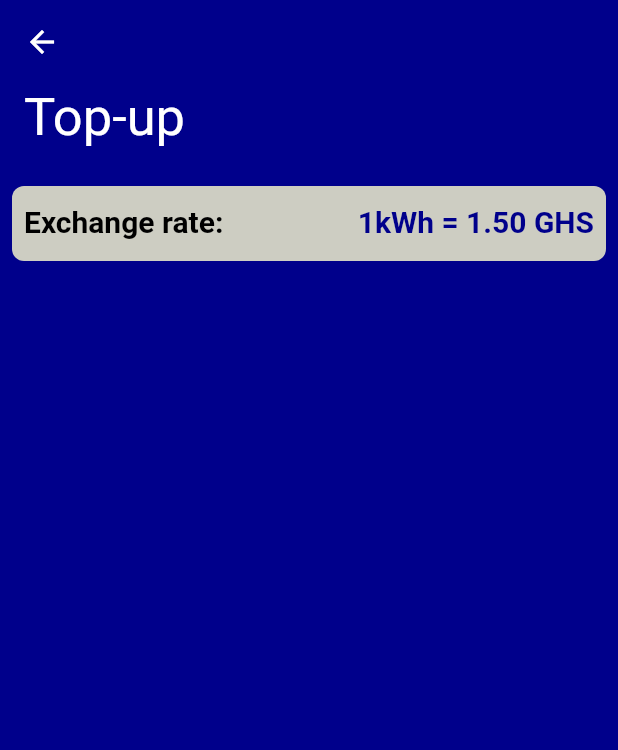
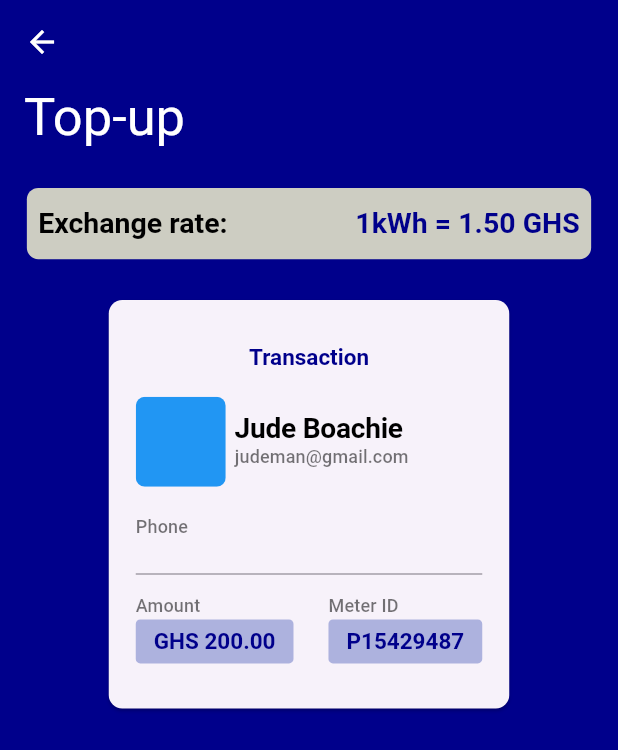
Before and after one commit to Serkhani/energyapp, a Flutter app: the TopUpView screen opened by its route, on a phone screen of 412 x 824 dp. Shown: the top 750 px of the screen. Run offline on Flutter 3.47's test engine with Material 2 defaults, Android fonts, the phone set to English and light mode, and no system bars; our stand-ins replace get; accounts and stored records are empty.

Commit message:
added transaction card

```diff
--- a/lib/app/data/theme.dart
+++ b/lib/app/data/theme.dart
@@ -7,24 +7,29 @@ class AppTheme {
     textTheme: TextTheme(
       titleLarge: const TextStyle(
         color: Colors.white,
-        fontSize: 35.0
+        fontSize: 35.0,
+        overflow: TextOverflow.ellipsis
       ),
 
       titleSmall: const TextStyle(
         fontSize: 14.0,
+        overflow: TextOverflow.ellipsis,
         fontWeight: FontWeight.bold
       ),
 
       displaySmall: TextStyle(
         color: Colors.lightBlue.withOpacity(0.4),
+        overflow: TextOverflow.ellipsis,
         fontSize: 17.0
       ),
       displayMedium: const TextStyle(
         color: Color(0xff00008b),
+        overflow: TextOverflow.ellipsis,
         fontSize: 20.0,
         fontWeight: FontWeight.bold
       ),
       displayLarge: const TextStyle(
+        overflow: TextOverflow.ellipsis,
         color: Colors.white,
         fontSize: 25.0,
       )
--- a/lib/app/data/user.dart
+++ b/lib/app/data/user.dart
@@ -2,6 +2,8 @@ class User {
   final String name;
   final String email;
   final String img;
+  final String meterId;
+  final double accountBal;
   final double energyUsed2day;
   final double energyUsedInMonth;
   final int lastRecharge;
@@ -9,6 +11,8 @@ class User {
       {required this.name,
       required this.img,
       required this.email,
+      required this.meterId,
+      required this.accountBal,
       required this.energyUsed2day,
       required this.energyUsedInMonth,
       required this.lastRecharge});
@@ -19,13 +23,17 @@ class User {
     final name = data['name'] as String;
     final img = data['img'] as String;
     final email = data['email'] as String;
+    final meterId = data['meterId'] as String;
     final energyUsed2day = data['energyUsed2day'] as double;
+    final accountBal = data['accountBal'] as double;
     final energyUsedInMonth = data['energyUsedInMonth'] as double;
     final lastRecharge = data['lastRecharge'] as int;
     return User(
         name: name,
         img: img,
         email: email,
+        meterId: meterId,
+        accountBal: accountBal,
         energyUsed2day: energyUsed2day,
         energyUsedInMonth: energyUsedInMonth,
         lastRecharge: lastRecharge);
@@ -36,6 +44,8 @@ class User {
       'name': name,
       'img': img,
       'email': email,
+      'meterId': meterId,
+      'accountBal': accountBal,
       'energyUsed2day': energyUsed2day,
       'energyUsedInMonth': energyUsedInMonth,
       'lastRecharge': lastRecharge
--- a/lib/app/modules/TopUp/views/exchange_rate_view.dart
+++ b/lib/app/modules/TopUp/views/exchange_rate_view.dart
@@ -7,7 +7,9 @@ class ExchangeRateView extends GetView<TopUpController> {
   const ExchangeRateView({Key? key}) : super(key: key);
   @override
   Widget build(BuildContext context) {
-    return Container(
+    return Transform.scale(
+      scale: 0.95,
+      child: Container(
         padding: const EdgeInsets.symmetric(horizontal: 8.0),
         height: 50.0,
         decoration: BoxDecoration(
@@ -25,6 +27,7 @@ class ExchangeRateView extends GetView<TopUpController> {
             style: Theme.of(context).textTheme.displayMedium,)
           ],
         ),
+      ),
     );
   }
 }
--- a/lib/app/modules/TopUp/views/top_up_view.dart
+++ b/lib/app/modules/TopUp/views/top_up_view.dart
@@ -1,4 +1,5 @@
 import 'package:energy/app/modules/TopUp/views/exchange_rate_view.dart';
+import 'package:energy/app/modules/TopUp/views/transaction_card_view.dart';
 import 'package:flutter/material.dart';
 
 import 'package:get/get.dart';
@@ -15,7 +16,8 @@ class TopUpView extends GetView<TopUpController> {
         elevation: 0.0,
         leading: const BackButton(color: Colors.white,),
             ),
-      body: Column(
+      body: SingleChildScrollView(
+        child: Column(
           crossAxisAlignment: CrossAxisAlignment.start,
           children: [
             Padding(
@@ -25,8 +27,10 @@ class TopUpView extends GetView<TopUpController> {
             const Padding(
               padding: EdgeInsets.all(8.0),
               child: ExchangeRateView(),
-          )
+            ),
+            const TransactionCardView()
           ],
+        ),
       )
     );
   }
--- /dev/null
+++ b/lib/app/modules/TopUp/views/transaction_card_view.dart
@@ -0,0 +1,99 @@
+import '../../../../app/modules/TopUp/widgets/amountmeter_id.dart';
+
+import '../../../../app/modules/home/controllers/home_controller.dart';
+import 'package:flutter/material.dart';
+
+import 'package:get/get.dart';
+
+class TransactionCardView extends GetView<HomeController> {
+  const TransactionCardView({Key? key}) : super(key: key);
+  @override
+  Widget build(BuildContext context) {
+    return Transform.scale(
+      scale: 0.75,
+      alignment: Alignment.topCenter,
+      child: Padding(
+        padding: const EdgeInsets.symmetric(horizontal: 24.0, vertical: 20.0),
+        child: Card(
+          child: Padding(
+            padding: const EdgeInsets.symmetric(horizontal: 24.0, vertical: 40.0),
+            child: Column(
+              children: [
+                Text(
+                  'Transaction\n',
+                  style: Theme.of(context).textTheme.displayMedium,
+                ),
+                Row(
+                  children: [
+                    ClipRRect(
+                      borderRadius: BorderRadius.circular(8.0),
+                      child: Container(
+                        color: Colors.blue,
+                        height: 80.0,
+                        width: 80.0,
+                      ),
+                    ),
+                    Padding(
+                      padding: const EdgeInsets.only(left: 8.0),
+                      child: Text.rich(
+                        TextSpan(
+                          text: '${controller.user.name}\n',
+                          style: Theme.of(context)
+                              .textTheme
+                              .displayLarge!
+                              .copyWith(
+                                  fontWeight: FontWeight.w600,
+                                  color: Colors.black),
+                          children: [
+                            TextSpan(
+                                text: controller.user.email,
+                                style: Theme.of(context)
+                                    .textTheme
+                                    .titleMedium!
+                                    .copyWith(color: Colors.black54)),
+                          ],
+                        ),
+                        overflow: TextOverflow.ellipsis,
+                        softWrap: false,
+                      ),
+                    ),
+                  ],
+                ),
+                Padding(
+                  padding: const EdgeInsets.only(top: 24.0, bottom: 16.0),
+                  child: Column(
+                    crossAxisAlignment: CrossAxisAlignment.start,
+                    children: [
+                      Text('Phone',
+                          style: Theme.of(context)
+                              .textTheme
+                              .titleMedium!
+                              .copyWith(color: Colors.black54)),
+                      TextField(
+                        style: Theme.of(context).textTheme.displayMedium,
+                        decoration: const InputDecoration(
+                            constraints: BoxConstraints.expand(height: 30.0)),
+                        controller: controller.phoneTxtCon,
+                      ),
+                    ],
+                  ),
+                ),
+                Row(
+                  mainAxisAlignment: MainAxisAlignment.spaceBetween,
+                  children: [
+                    AmountMeterId(
+                        text: 'Amount',
+                        info:
+                            'GHS ${controller.user.accountBal.toStringAsFixed(2)}'),
+                    AmountMeterId(
+                        text: 'Meter ID', info: controller.user.meterId),
+                  ],
+                )
+              ],
+            ),
+          ),
+        ),
+      ),
+    );
+  }
+}
--- /dev/null
+++ b/lib/app/modules/TopUp/widgets/amountmeter_id.dart
@@ -0,0 +1,29 @@
+import 'package:flutter/material.dart';
+
+class AmountMeterId extends StatelessWidget {
+  final String text;
+  final String info;
+  const AmountMeterId({super.key, required this.text, required this.info});
+
+  @override
+  Widget build(BuildContext context) {
+    return Column(
+      crossAxisAlignment: CrossAxisAlignment.start,
+      children: [
+        Text(text,
+                                  style: Theme.of(context).textTheme.titleMedium!.copyWith(color: Colors.black54)
+        ),
+        Container(
+          padding: const EdgeInsets.symmetric(vertical: 8.0, horizontal: 16.0),
+          decoration: BoxDecoration(
+          color: Colors.indigo.withOpacity(0.4),
+
+            borderRadius: BorderRadius.circular(4.0)),
+          child: Text(info,
+                style: Theme.of(context).textTheme.displayMedium,
+          ),
+        ),
+      ],
+    );
+  }
+}
--- a/lib/app/modules/home/controllers/home_controller.dart
+++ b/lib/app/modules/home/controllers/home_controller.dart
@@ -1,17 +1,22 @@
 import 'package:energy/app/data/user.dart';
 import 'package:energy/app/routes/app_pages.dart';
+import 'package:flutter/cupertino.dart';
 import 'package:get/get.dart';
 
 class HomeController extends GetxController {
   late User user;
+  late TextEditingController phoneTxtCon;
   @override
   void onInit() {
+    phoneTxtCon = TextEditingController();
     user = const User(
         name: 'Jude Boachie',
         img: 'assets/profile.png',
         energyUsed2day: 26.8,
         energyUsedInMonth: 325.37,
         email: 'judeman@gmail.com',
+        accountBal: 200.0,
+        meterId: 'P15429487',
         lastRecharge: 2);
     super.onInit();
   }
```
Lines whose indentation alone changed are shown as unchanged.
